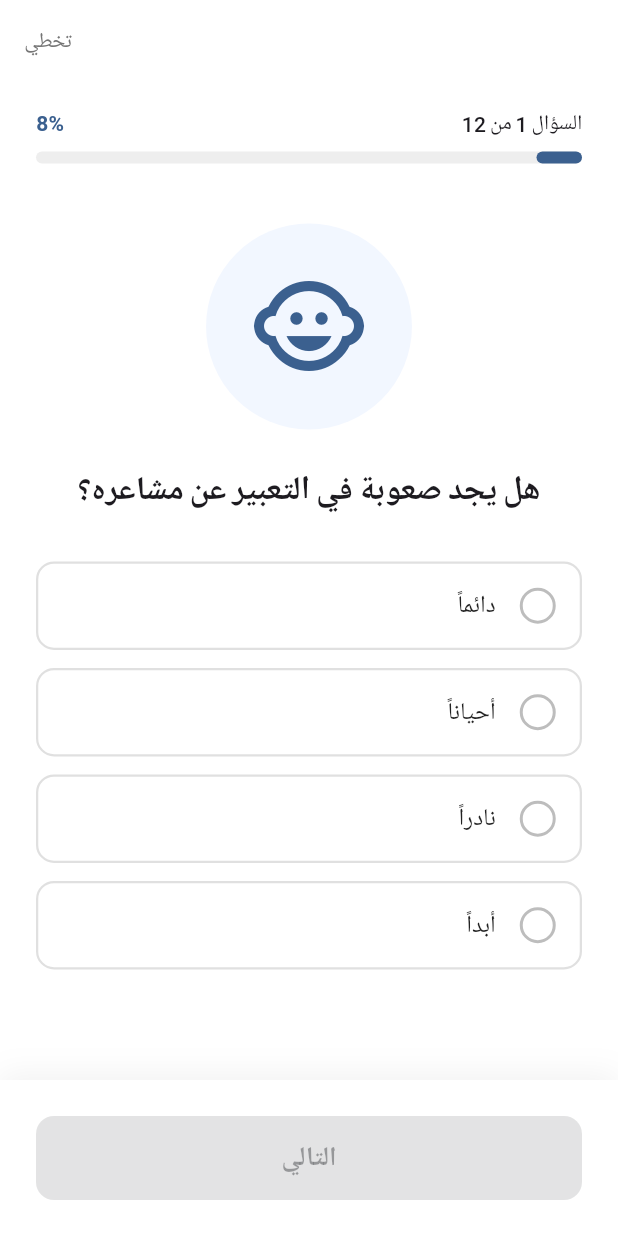
After one commit to amirahegazy1/wanis_app, a Flutter app: the AppEntryScreen screen opened directly, on a phone screen of 412 x 824 dp. The commit adds this screen. Run offline on Flutter 3.47's test engine with Material 3 defaults, Android fonts, the phone set to English and light mode, and no system bars; our stand-ins replace camera, cloud_firestore, firebase_auth, firebase_core, flutter_riverpod, google_fonts and 2 more; missing offline and left inert: google_mlkit_face_detection, tflite_flutter; accounts and stored records are empty; Roboto replaces fonts that are missing (Readex Pro).

Commit message:
Add Survey Screens

```diff
--- a/lib/features/auth/presentation/screens/auth_entry_screen.dart
+++ b/lib/features/auth/presentation/screens/auth_entry_screen.dart
@@ -1,15 +1,47 @@
 import 'package:flutter/material.dart';
+import 'package:firebase_auth/firebase_auth.dart';
 
 import '../../../home/presentation/screens/main_navigation_screen.dart';
+import '../../../survey/presentation/screens/survey_screen.dart';
+import '../../../../services/firestore_service.dart';
 
 /// Entry screen loaded after authentication.
 ///
-/// Routes the authenticated user to the main [MainNavigationScreen].
+/// Routes the authenticated user conditionally to the [SurveyScreen] or [MainNavigationScreen].
 class AppEntryScreen extends StatelessWidget {
   const AppEntryScreen({super.key});
 
   @override
   Widget build(BuildContext context) {
-    return const MainNavigationScreen();
+    final user = FirebaseAuth.instance.currentUser;
+
+    if (user == null) {
+      return const Scaffold(body: Center(child: Text('Not authenticated')));
+    }
+
+    return FutureBuilder(
+      future: FirestoreService().getParentUser(user.uid),
+      builder: (context, snapshot) {
+        if (snapshot.connectionState == ConnectionState.waiting) {
+          return const Scaffold(
+            body: Center(child: CircularProgressIndicator()),
+          );
+        }
+
+        if (snapshot.hasError) {
+          return Scaffold(
+            body: Center(child: Text('Error: ${snapshot.error}')),
+          );
+        }
+
+        final parentUser = snapshot.data;
+
+        if (parentUser != null && parentUser.hasCompletedSurvey) {
+          return const MainNavigationScreen();
+        }
+
+        return const SurveyScreen();
+      },
+    );
   }
 }
--- /dev/null
+++ b/lib/features/survey/models/survey_question.dart
@@ -0,0 +1,75 @@
+class SurveyQuestion {
+  final int id;
+  final String questionText;
+  final String illustrationPath;
+
+  const SurveyQuestion({
+    required this.id,
+    required this.questionText,
+    required this.illustrationPath,
+  });
+}
+
+// 12 Survey Questions based on the Figma design
+final List<SurveyQuestion> surveyQuestions = [
+  const SurveyQuestion(
+    id: 1,
+    questionText: 'هل يجد صعوبة في التعبير عن مشاعره؟', // Placeholder for missing Q1 text
+    illustrationPath: 'assets/images/survey_q1.png',
+  ),
+  const SurveyQuestion(
+    id: 2,
+    questionText: 'هل يجد صعوبة في الانتقال بين الأنشطة؟',
+    illustrationPath: 'assets/images/survey_q2.png',
+  ),
+  const SurveyQuestion(
+    id: 3,
+    questionText: 'هل يلاحظ الألوان والأشكال؟',
+    illustrationPath: 'assets/images/survey_q3.png',
+  ),
+  const SurveyQuestion(
+    id: 4,
+    questionText: 'هل يتجنب المهام التي تحتاج تركيز؟',
+    illustrationPath: 'assets/images/survey_q4.png',
+  ),
+  const SurveyQuestion(
+    id: 5,
+    questionText: 'هل يخطئ بسبب التسرع؟',
+    illustrationPath: 'assets/images/survey_q5.png',
+  ),
+  const SurveyQuestion(
+    id: 6,
+    questionText: 'هل يكمل النشاط حتى النهاية؟',
+    illustrationPath: 'assets/images/survey_q6.png',
+  ),
+  const SurveyQuestion(
+    id: 7,
+    questionText: 'هل يقلد حركات بسيطة؟',
+    illustrationPath: 'assets/images/survey_q7.png',
+  ),
+  const SurveyQuestion(
+    id: 8,
+    questionText: 'هل يستخدم الأدوات بشكل صحيح؟',
+    illustrationPath: 'assets/images/survey_q8.png',
+  ),
+  const SurveyQuestion(
+    id: 9,
+    questionText: 'هل يستجيب عند مناداته؟',
+    illustrationPath: 'assets/images/survey_q9.png',
+  ),
+  const SurveyQuestion(
+    id: 10,
+    questionText: 'هل يتفاعل مع الأطفال الآخرين؟', // Placeholder
+    illustrationPath: 'assets/images/survey_q10.png',
+  ),
+  const SurveyQuestion(
+    id: 11,
+    questionText: 'هل يعاني من فرط الحركة؟', // Placeholder
+    illustrationPath: 'assets/images/survey_q11.png',
+  ),
+  const SurveyQuestion(
+    id: 12,
+    questionText: 'هل تلاحظ تطوراً في مهاراته الحركية؟', // Placeholder
+    illustrationPath: 'assets/images/survey_q12.png',
+  ),
+];
--- /dev/null
+++ b/lib/features/survey/presentation/screens/survey_screen.dart
@@ -0,0 +1,265 @@
+import 'package:flutter/material.dart';
+import 'package:firebase_auth/firebase_auth.dart';
+import '../../../../services/firestore_service.dart';
+import '../../../../models/child_profile.dart';
+import '../../../home/presentation/screens/main_navigation_screen.dart';
+import '../../models/survey_question.dart';
+import '../widgets/survey_option_button.dart';
+
+class SurveyScreen extends StatefulWidget {
+  const SurveyScreen({super.key});
+
+  @override
+  State<SurveyScreen> createState() => _SurveyScreenState();
+}
+
+class _SurveyScreenState extends State<SurveyScreen> {
+  final PageController _pageController = PageController();
+  int _currentIndex = 0;
+
+  // Stores the selected option index (0 to 3) for each question id
+  final Map<int, int> _answers = {};
+
+  final List<String> _options = [
+    'دائماً',
+    'أحياناً',
+    'نادراً',
+    'أبداً',
+  ];
+
+  @override
+  void dispose() {
+    _pageController.dispose();
+    super.dispose();
+  }
+
+  void _nextQuestion() {
+    if (_currentIndex < surveyQuestions.length - 1) {
+      _pageController.nextPage(
+        duration: const Duration(milliseconds: 300),
+        curve: Curves.easeInOut,
+      );
+    } else {
+      _submitSurvey();
+    }
+  }
+
+  Future<void> _submitSurvey() async {
+    showDialog(
+      context: context,
+      barrierDismissible: false,
+      builder: (context) => const Center(child: CircularProgressIndicator()),
+    );
+
+    try {
+      final user = FirebaseAuth.instance.currentUser;
+      if (user != null) {
+        final firestoreService = FirestoreService();
+
+        final surveyData = _answers.map((key, value) => MapEntry(key.toString(), value));
+
+        final newChild = ChildProfile(
+          id: DateTime.now().millisecondsSinceEpoch.toString(),
+          name: 'طفلي',
+          age: 0,
+          avatarUrl: '',
+          surveyResponses: surveyData,
+        );
+
+        await firestoreService.addChildProfile(user.uid, newChild);
+        await firestoreService.markSurveyCompleted(user.uid);
+      }
+    } catch (e) {
+      debugPrint('Error saving survey: $e');
+    }
+
+    if (mounted) {
+      Navigator.of(context).pop(); // pop loading dialog
+      Navigator.of(context).pushReplacement(
+        MaterialPageRoute(
+          builder: (_) => const MainNavigationScreen(),
+        ),
+      );
+    }
+  }
+
+  @override
+  Widget build(BuildContext context) {
+    final theme = Theme.of(context);
+    final question = surveyQuestions[_currentIndex];
+    final progress = (_currentIndex + 1) / surveyQuestions.length;
+
+    return Scaffold(
+      backgroundColor: Colors.white,
+      appBar: AppBar(
+        backgroundColor: Colors.white,
+        elevation: 0,
+        leading: _currentIndex > 0
+            ? IconButton(
+                icon: const Icon(Icons.arrow_back, color: Colors.black),
+                onPressed: () {
+                  _pageController.previousPage(
+                    duration: const Duration(milliseconds: 300),
+                    curve: Curves.easeInOut,
+                  );
+                },
+              )
+            : null,
+        actions: [
+          TextButton(
+            onPressed: _submitSurvey,
+            child: Text(
+              'تخطي',
+              style: TextStyle(color: Colors.grey.shade600),
+            ),
+          )
+        ],
+      ),
+      body: SafeArea(
+        child: Column(
+          children: [
+            // Progress Section
+            Padding(
+              padding: const EdgeInsets.symmetric(horizontal: 24.0, vertical: 16.0),
+              child: Column(
+                children: [
+                  Row(
+                    mainAxisAlignment: MainAxisAlignment.spaceBetween,
+                    children: [
+                      Text(
+                        'السؤال ${_currentIndex + 1} من ${surveyQuestions.length}',
+                        style: const TextStyle(
+                          fontSize: 14,
+                          fontWeight: FontWeight.w500,
+                        ),
+                      ),
+                      Text(
+                        '${(progress * 100).toInt()}%',
+                        style: TextStyle(
+                          fontSize: 14,
+                          fontWeight: FontWeight.bold,
+                          color: theme.colorScheme.primary,
+                        ),
+                      ),
+                    ],
+                  ),
+                  const SizedBox(height: 8),
+                  LinearProgressIndicator(
+                    value: progress,
+                    backgroundColor: Colors.grey.shade200,
+                    valueColor: AlwaysStoppedAnimation<Color>(theme.colorScheme.primary),
+                    minHeight: 8,
+                    borderRadius: BorderRadius.circular(4),
+                  ),
+                ],
+              ),
+            ),
+
+            // Question PageView
+            Expanded(
+              child: PageView.builder(
+                controller: _pageController,
+                physics: const NeverScrollableScrollPhysics(), // Disable swipe to force button use
+                onPageChanged: (index) {
+                  setState(() {
+                    _currentIndex = index;
+                  });
+                },
+                itemCount: surveyQuestions.length,
+                itemBuilder: (context, index) {
+                  final q = surveyQuestions[index];
+                  return Padding(
+                    padding: const EdgeInsets.symmetric(horizontal: 24.0),
+                    child: Column(
+                      crossAxisAlignment: CrossAxisAlignment.stretch,
+                      children: [
+                        // Illustration Placeholder
+                        Expanded(
+                          flex: 3,
+                          child: Container(
+                            margin: const EdgeInsets.symmetric(vertical: 24.0),
+                            decoration: BoxDecoration(
+                              color: theme.colorScheme.primaryContainer.withOpacity(0.3),
+                              shape: BoxShape.circle,
+                            ),
+                            child: Center(
+                              child: Icon(
+                                Icons.child_care, // Placeholder icon
+                                size: 80,
+                                color: theme.colorScheme.primary,
+                              ),
+                            ),
+                          ),
+                        ),
+
+                        // Question Heading
+                        Text(
+                          q.questionText,
+                          style: const TextStyle(
+                            fontSize: 22,
+                            fontWeight: FontWeight.bold,
+                          ),
+                          textAlign: TextAlign.center,
+                        ),
+                        const SizedBox(height: 32),
+
+                        // Options
+                        ...List.generate(_options.length, (optionIndex) {
+                          return SurveyOptionButton(
+                            label: _options[optionIndex],
+                            isSelected: _answers[q.id] == optionIndex,
+                            onTap: () {
+                              setState(() {
+                                _answers[q.id] = optionIndex;
+                              });
+                            },
+                          );
+                        }),
+
+                        const Spacer(),
+                      ],
+                    ),
+                  );
+                },
+              ),
+            ),
+
+            // Bottom Action Area
+            Container(
+              padding: const EdgeInsets.all(24.0),
+              decoration: BoxDecoration(
+                color: Colors.white,
+                boxShadow: [
+                  BoxShadow(
+                    color: Colors.black.withOpacity(0.05),
+                    offset: const Offset(0, -4),
+                    blurRadius: 16,
+                  ),
+                ],
+              ),
+              child: ElevatedButton(
+                onPressed: _answers.containsKey(question.id) ? _nextQuestion : null,
+                style: ElevatedButton.styleFrom(
+                  backgroundColor: theme.colorScheme.primary,
+                  foregroundColor: Colors.white,
+                  minimumSize: const Size(double.infinity, 56),
+                  shape: RoundedRectangleBorder(
+                    borderRadius: BorderRadius.circular(12),
+                  ),
+                  elevation: 0,
+                ),
+                child: Text(
+                  _currentIndex == surveyQuestions.length - 1 ? 'إنهاء' : 'التالي',
+                  style: const TextStyle(
+                    fontSize: 18,
+                    fontWeight: FontWeight.bold,
+                  ),
+                ),
+              ),
+            ),
+          ],
+        ),
+      ),
+    );
+  }
+}
--- /dev/null
+++ b/lib/features/survey/presentation/widgets/survey_option_button.dart
@@ -0,0 +1,78 @@
+import 'package:flutter/material.dart';
+
+class SurveyOptionButton extends StatelessWidget {
+  final String label;
+  final bool isSelected;
+  final VoidCallback onTap;
+
+  const SurveyOptionButton({
+    super.key,
+    required this.label,
+    required this.isSelected,
+    required this.onTap,
+  });
+
+  @override
+  Widget build(BuildContext context) {
+    return GestureDetector(
+      onTap: onTap,
+      child: Container(
+        margin: const EdgeInsets.only(bottom: 12),
+        padding: const EdgeInsets.symmetric(horizontal: 16, vertical: 16),
+        decoration: BoxDecoration(
+          color: isSelected ? Theme.of(context).colorScheme.primaryContainer : Colors.white,
+          border: Border.all(
+            color: isSelected
+                ? Theme.of(context).colorScheme.primary
+                : Colors.grey.shade300,
+            width: 1.5,
+          ),
+          borderRadius: BorderRadius.circular(12),
+        ),
+        child: Row(
+          children: [
+            // Custom Radio Button indicator
+            Container(
+              width: 24,
+              height: 24,
+              decoration: BoxDecoration(
+                shape: BoxShape.circle,
+                border: Border.all(
+                  color: isSelected
+                      ? Theme.of(context).colorScheme.primary
+                      : Colors.grey.shade400,
+                  width: 2,
+                ),
+              ),
+              child: isSelected
+                  ? Center(
+                      child: Container(
+                        width: 12,
+                        height: 12,
+                        decoration: BoxDecoration(
+                          color: Theme.of(context).colorScheme.primary,
+                          shape: BoxShape.circle,
+                        ),
+                      ),
+                    )
+                  : null,
+            ),
+            const SizedBox(width: 16),
+            Expanded(
+              child: Text(
+                label,
+                style: TextStyle(
+                  fontSize: 16,
+                  fontWeight: isSelected ? FontWeight.w600 : FontWeight.w400,
+                  color: isSelected
+                      ? Theme.of(context).colorScheme.onPrimaryContainer
+                      : Colors.black87,
+                ),
+              ),
+            ),
+          ],
+        ),
+      ),
+    );
+  }
+}
--- a/lib/models/child_profile.dart
+++ b/lib/models/child_profile.dart
@@ -3,12 +3,14 @@ class ChildProfile {
   final String name;
   final int age;
   final String avatarUrl;
+  final Map<String, int> surveyResponses;
 
   ChildProfile({
     required this.id,
     required this.name,
     required this.age,
     required this.avatarUrl,
+    this.surveyResponses = const {},
   });
 
   factory ChildProfile.fromMap(Map<String, dynamic> data, String documentId) {
@@ -17,6 +19,9 @@ class ChildProfile {
       name: data['name'] ?? '',
       age: data['age'] ?? 0,
       avatarUrl: data['avatarUrl'] ?? '',
+      surveyResponses: data['surveyResponses'] != null
+          ? Map<String, int>.from(data['surveyResponses'])
+          : {},
     );
   }
 
@@ -25,6 +30,7 @@ class ChildProfile {
       'name': name,
       'age': age,
       'avatarUrl': avatarUrl,
+      'surveyResponses': surveyResponses,
     };
   }
 }
--- a/lib/models/parent_user.dart
+++ b/lib/models/parent_user.dart
@@ -3,12 +3,14 @@ class ParentUser {
   final String email;
   final String name;
   final List<String> childProfileIds;
+  final bool hasCompletedSurvey;
 
   ParentUser({
     required this.id,
     required this.email,
     required this.name,
     this.childProfileIds = const [],
+    this.hasCompletedSurvey = false,
   });
 
   factory ParentUser.fromMap(Map<String, dynamic> data, String documentId) {
@@ -17,6 +19,7 @@ class ParentUser {
       email: data['email'] ?? '',
       name: data['name'] ?? '',
       childProfileIds: List<String>.from(data['childProfileIds'] ?? []),
+      hasCompletedSurvey: data['hasCompletedSurvey'] ?? false,
     );
   }
 
@@ -25,6 +28,7 @@ class ParentUser {
       'email': email,
       'name': name,
       'childProfileIds': childProfileIds,
+      'hasCompletedSurvey': hasCompletedSurvey,
     };
   }
 }
--- a/lib/services/firestore_service.dart
+++ b/lib/services/firestore_service.dart
@@ -16,6 +16,12 @@ class FirestoreService {
       return ParentUser.fromMap(doc.data()!, doc.id);
     }
     return null;
+  }
+
+  Future<void> markSurveyCompleted(String parentId) async {
+    await _db.collection('parents').doc(parentId).update({
+      'hasCompletedSurvey': true,
+    });
   }
 
   // ChildProfile Operations
```
Also changed, not shown: firestore.indexes.json (added, +51 -0 lines), firebase.json, 1 other file.
